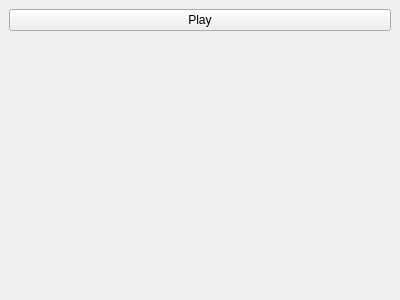
The window that qteditor/QtEditor/gameview.ui (nem0/LumixEngine) describes before a commit, drawn with Qt 5.
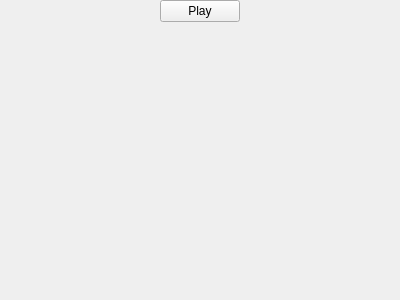
The same window after the commit.

The edit to the form file:
```diff
--- a/qteditor/QtEditor/gameview.ui
+++ b/qteditor/QtEditor/gameview.ui
@@ -15,11 +15,79 @@
   </property>
   <widget class="QWidget" name="dockWidgetContents">
    <layout class="QVBoxLayout" name="verticalLayout">
+    <property name="spacing">
+     <number>0</number>
+    </property>
+    <property name="leftMargin">
+     <number>0</number>
+    </property>
+    <property name="topMargin">
+     <number>0</number>
+    </property>
+    <property name="rightMargin">
+     <number>0</number>
+    </property>
+    <property name="bottomMargin">
+     <number>0</number>
+    </property>
     <item>
-     <widget class="QPushButton" name="playButton">
-      <property name="text">
-       <string>Play</string>
+     <widget class="QWidget" name="widget" native="true">
+      <property name="sizePolicy">
+       <sizepolicy hsizetype="Preferred" vsizetype="Maximum">
+        <horstretch>0</horstretch>
+        <verstretch>0</verstretch>
+       </sizepolicy>
       </property>
+      <layout class="QHBoxLayout" name="horizontalLayout">
+       <property name="spacing">
+        <number>0</number>
+       </property>
+       <property name="leftMargin">
+        <number>0</number>
+       </property>
+       <property name="topMargin">
+        <number>0</number>
+       </property>
+       <property name="rightMargin">
+        <number>0</number>
+       </property>
+       <property name="bottomMargin">
+        <number>0</number>
+       </property>
+       <item>
+        <spacer name="horizontalSpacer">
+         <property name="orientation">
+          <enum>Qt::Horizontal</enum>
+         </property>
+         <property name="sizeHint" stdset="0">
+          <size>
+           <width>40</width>
+           <height>20</height>
+          </size>
+         </property>
+        </spacer>
+       </item>
+       <item>
+        <widget class="QPushButton" name="playButton">
+         <property name="text">
+          <string>Play</string>
+         </property>
+        </widget>
+       </item>
+       <item>
+        <spacer name="horizontalSpacer_2">
+         <property name="orientation">
+          <enum>Qt::Horizontal</enum>
+         </property>
+         <property name="sizeHint" stdset="0">
+          <size>
+           <width>40</width>
+           <height>20</height>
+          </size>
+         </property>
+        </spacer>
+       </item>
+      </layout>
      </widget>
     </item>
     <item>
```
